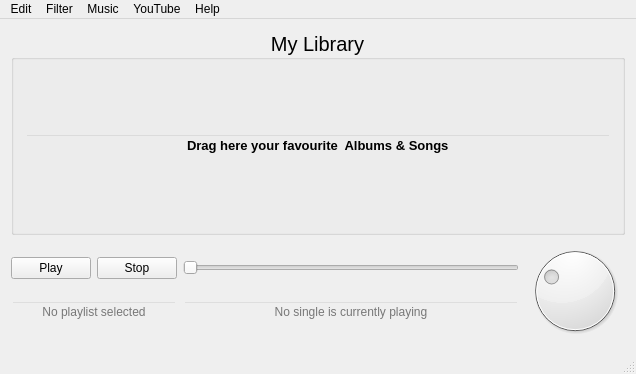
First picture: the form in mainwin.ui, repository CermakM/MediaPlayer, before the edit.
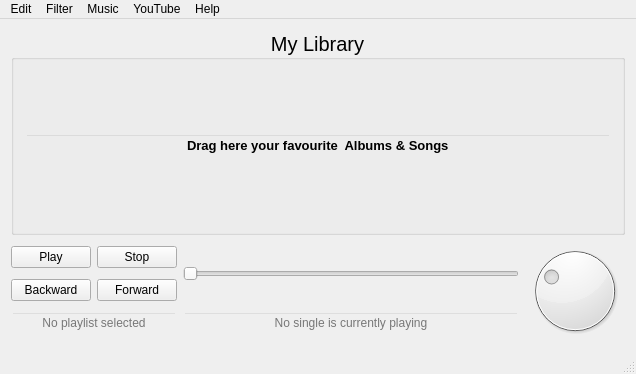
Second picture: the form after the edit.

Patch:
```diff
--- a/mainwin.ui
+++ b/mainwin.ui
@@ -29,7 +29,7 @@
           </property>
          </widget>
         </item>
-        <item row="1" column="2">
+        <item row="2" column="2">
          <widget class="QLineEdit" name="CurrentSongLine">
           <property name="enabled">
            <bool>true</bool>
@@ -54,13 +54,6 @@
           </property>
          </widget>
         </item>
-        <item row="0" column="2">
-         <widget class="QSlider" name="ProgressSlider">
-          <property name="orientation">
-           <enum>Qt::Horizontal</enum>
-          </property>
-         </widget>
-        </item>
         <item row="0" column="1">
          <widget class="QPushButton" name="StopMusicButton">
           <property name="text">
@@ -68,7 +61,7 @@
           </property>
          </widget>
         </item>
-        <item row="1" column="0" colspan="2">
+        <item row="2" column="0" colspan="2">
          <widget class="QLineEdit" name="CurrentAlbumLine">
           <property name="mouseTracking">
            <bool>false</bool>
@@ -93,6 +86,30 @@
           </property>
          </widget>
         </item>
+        <item row="1" column="0">
+         <widget class="QPushButton" name="ButtonBackward">
+          <property name="text">
+           <string>Backward</string>
+          </property>
+         </widget>
+        </item>
+        <item row="1" column="1">
+         <widget class="QPushButton" name="ButtonForward">
+          <property name="text">
+           <string>Forward</string>
+          </property>
+         </widget>
+        </item>
+        <item row="0" column="2" rowspan="2">
+         <widget class="QSlider" name="ProgressSlider">
+          <property name="mouseTracking">
+           <bool>true</bool>
+          </property>
+          <property name="orientation">
+           <enum>Qt::Horizontal</enum>
+          </property>
+         </widget>
+        </item>
        </layout>
       </item>
       <item>
```
Left out of the diff: 69 changed lines with no effect on the pictures.
